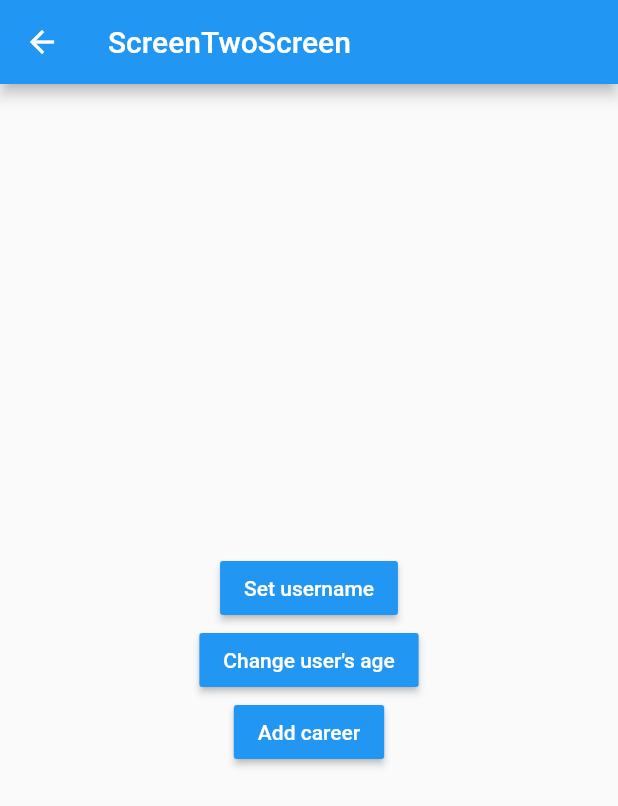
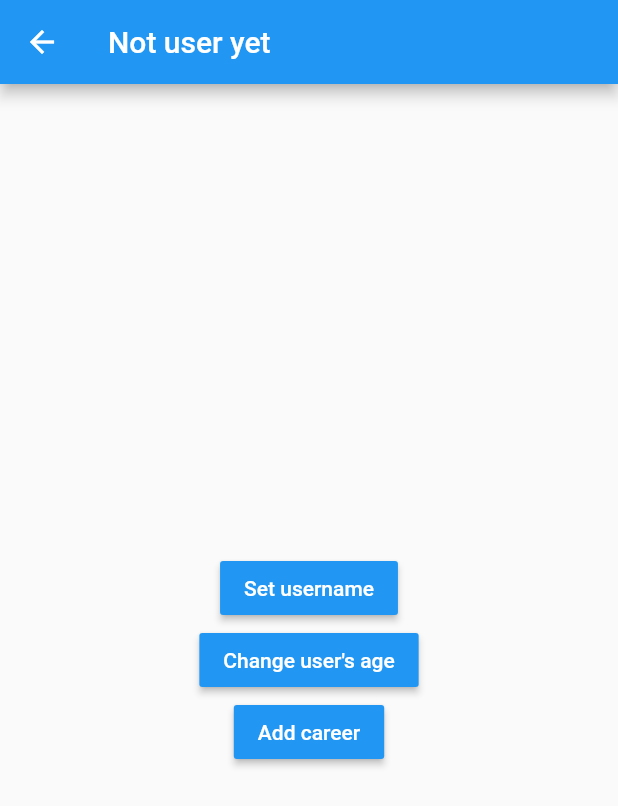
Before and after one commit to Geisson19/state_managers, a Flutter app: the screen it shows after launch, after a tap on the "navigate next" icon, on a phone screen of 412 x 824 dp. Shown: the top 806 px of the screen. Run offline on Flutter 3.47's test engine with Material 2 defaults, Android fonts, the phone set to English and light mode, and no system bars; accounts and stored records are empty.

Commit message:
full provider for user data

```diff
--- a/lib/main.dart
+++ b/lib/main.dart
@@ -1,5 +1,7 @@
 import 'package:flutter/material.dart';
+import 'package:provider/provider.dart';
 import 'package:state_managers/screens/screens.dart';
+import 'package:state_managers/services/user_service.dart';
 
 void main() => runApp(const StatesApp());
 
@@ -8,7 +10,13 @@ class StatesApp extends StatelessWidget {
 
   @override
   Widget build(BuildContext context) {
-    return MaterialApp(
+    return MultiProvider(
+      providers: [
+        ChangeNotifierProvider<UserService>(
+          create: (_) => UserService(),
+        ),
+      ],
+      child: MaterialApp(
         debugShowCheckedModeBanner: false,
         title: 'States App',
         initialRoute: ScreenOneScreen.routeName,
@@ -16,6 +24,7 @@ class StatesApp extends StatelessWidget {
           ScreenOneScreen.routeName: (_) => const ScreenOneScreen(),
           ScreenTwoScreen.routeName: (_) => const ScreenTwoScreen(),
         },
+      ),
     );
   }
 }
--- a/lib/screens/screen_one.dart
+++ b/lib/screens/screen_one.dart
@@ -1,5 +1,8 @@
 import 'package:flutter/material.dart';
+import 'package:provider/provider.dart';
+import 'package:state_managers/models/user.dart';
 import 'package:state_managers/screens/screen_two.dart';
+import 'package:state_managers/services/user_service.dart';
 
 class ScreenOneScreen extends StatelessWidget {
   const ScreenOneScreen({Key? key}) : super(key: key);
@@ -8,11 +11,25 @@ class ScreenOneScreen extends StatelessWidget {
 
   @override
   Widget build(BuildContext context) {
+    final UserService userService = Provider.of<UserService>(context);
+
     return Scaffold(
       appBar: AppBar(
-        title: const Text('ScreenOneScreen'),
+        title: userService.existsUser
+            ? Text(userService.user!.name)
+            : const Text('Not user yet'),
+        actions: [
+          IconButton(
+            icon: const Icon(Icons.remove_circle_outline),
+            onPressed: () {
+              userService.removeUser();
+            },
+          ),
+        ],
       ),
-      body: const _UserInfo(),
+      body: userService.existsUser
+          ? _UserInfo(user: userService.user!)
+          : const Center(child: Text("Not user")),
       floatingActionButton: FloatingActionButton(
         onPressed: () =>
             Navigator.pushNamed(context, ScreenTwoScreen.routeName),
@@ -25,45 +42,48 @@ class ScreenOneScreen extends StatelessWidget {
 class _UserInfo extends StatelessWidget {
   const _UserInfo({
     Key? key,
+    required this.user,
   }) : super(key: key);
+
+  final User user;
 
   @override
   Widget build(BuildContext context) {
     return Container(
-      height: double.infinity,
       width: double.infinity,
       padding: const EdgeInsets.all(20),
-      child:
-          Column(crossAxisAlignment: CrossAxisAlignment.start, children: const [
-        Text(
+      child: Column(crossAxisAlignment: CrossAxisAlignment.start, children: [
+        const Text(
           'General',
           style: TextStyle(
             fontSize: 18,
             fontWeight: FontWeight.bold,
           ),
         ),
-        Divider(),
+        const Divider(),
         ListTile(
-          title: Text('Name'),
+          title: Text('Name : ${user.name}'),
         ),
         ListTile(
-          title: Text('Age'),
+          title: Text('Age : ${user.age}'),
         ),
-        Text(
+        const Text(
           'Careers',
           style: TextStyle(
             fontSize: 18,
             fontWeight: FontWeight.bold,
           ),
         ),
-        ListTile(
-          title: Text('Career 1'),
-        ),
-        ListTile(
-          title: Text('Career 2'),
-        ),
-        ListTile(
-          title: Text('Career 3'),
+        SizedBox(
+          height: 500,
+          child: ListView.builder(
+            itemCount: user.carrers!.length,
+            itemBuilder: (BuildContext context, int index) {
+              return ListTile(
+                title: Text(user.carrers![index]),
+              );
+            },
+          ),
         ),
       ]),
     );
--- a/lib/screens/screen_two.dart
+++ b/lib/screens/screen_two.dart
@@ -1,4 +1,7 @@
 import 'package:flutter/material.dart';
+import 'package:provider/provider.dart';
+import 'package:state_managers/models/user.dart';
+import 'package:state_managers/services/user_service.dart';
 
 class ScreenTwoScreen extends StatelessWidget {
   const ScreenTwoScreen({Key? key}) : super(key: key);
@@ -7,15 +10,22 @@ class ScreenTwoScreen extends StatelessWidget {
 
   @override
   Widget build(BuildContext context) {
+    final UserService userService = Provider.of<UserService>(context);
+
     return Scaffold(
       appBar: AppBar(
-        title: const Text('ScreenTwoScreen'),
+        title: userService.existsUser
+            ? Text(userService.user!.name)
+            : const Text('Not user yet'),
       ),
       body: Center(
         child: Column(mainAxisAlignment: MainAxisAlignment.center, children: [
           MaterialButton(
               color: Colors.blue,
-              onPressed: () {},
+              onPressed: () {
+                userService.setUser(User(
+                    name: 'John', age: 30, carrers: ['Developer', 'Designer']));
+              },
               child: const Text(
                 'Set username',
                 style: TextStyle(
@@ -24,7 +34,9 @@ class ScreenTwoScreen extends StatelessWidget {
               )),
           MaterialButton(
               color: Colors.blue,
-              onPressed: () {},
+              onPressed: () {
+                userService.setAge(40);
+              },
               child: const Text(
                 'Change user\'s age',
                 style: TextStyle(
@@ -33,7 +45,9 @@ class ScreenTwoScreen extends StatelessWidget {
               )),
           MaterialButton(
               color: Colors.blue,
-              onPressed: () {},
+              onPressed: () {
+                userService.addCarrer();
+              },
               child: const Text(
                 'Add career',
                 style: TextStyle(
--- /dev/null
+++ b/lib/services/user_service.dart
@@ -0,0 +1,31 @@
+import 'package:state_managers/models/user.dart';
+
+import 'package:flutter/material.dart';
+
+class UserService with ChangeNotifier {
+  User? _user;
+
+  User? get user => _user;
+
+  bool get existsUser => (_user != null);
+
+  void setUser(User? user) {
+    _user = user;
+    notifyListeners();
+  }
+
+  void setAge(int age) {
+    _user!.age = age;
+    notifyListeners();
+  }
+
+  void removeUser() {
+    _user = null;
+    notifyListeners();
+  }
+
+  void addCarrer() {
+    _user!.carrers!.add('New career ${_user!.carrers!.length + 1}');
+    notifyListeners();
+  }
+}
--- a/pubspec.yaml
+++ b/pubspec.yaml
@@ -34,6 +34,7 @@ dependencies:
   # The following adds the Cupertino Icons font to your application.
   # Use with the CupertinoIcons class for iOS style icons.
   cupertino_icons: ^1.0.2
+  provider: ^6.0.3
 
 dev_dependencies:
   flutter_test:
```
Also changed, not shown: pubspec.lock. Lines whose indentation alone changed are shown as unchanged.
